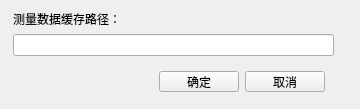
Old version of the form cachedirconfigwidget.ui in the repository MrXiaomao/Cu_Activation.
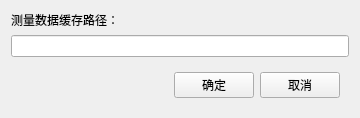
New version of the form.

The edit to the form file:
```diff
--- a/cachedirconfigwidget.ui
+++ b/cachedirconfigwidget.ui
@@ -13,15 +13,8 @@
   <property name="windowTitle">
    <string>缓存路径设置</string>
   </property>
-  <widget class="QWidget" name="layoutWidget">
-   <property name="geometry">
-    <rect>
-     <x>13</x>
-     <y>10</y>
-     <width>321</width>
-     <height>91</height>
-    </rect>
-   </property>
+  <layout class="QVBoxLayout" name="verticalLayout_2">
+   <item>
    <layout class="QVBoxLayout" name="verticalLayout">
     <item>
      <widget class="QLabel" name="label">
@@ -67,7 +60,8 @@
      </widget>
     </item>
    </layout>
-  </widget>
+   </item>
+  </layout>
  </widget>
  <resources/>
  <connections/>
```
Lines whose indentation alone changed are shown as unchanged.
